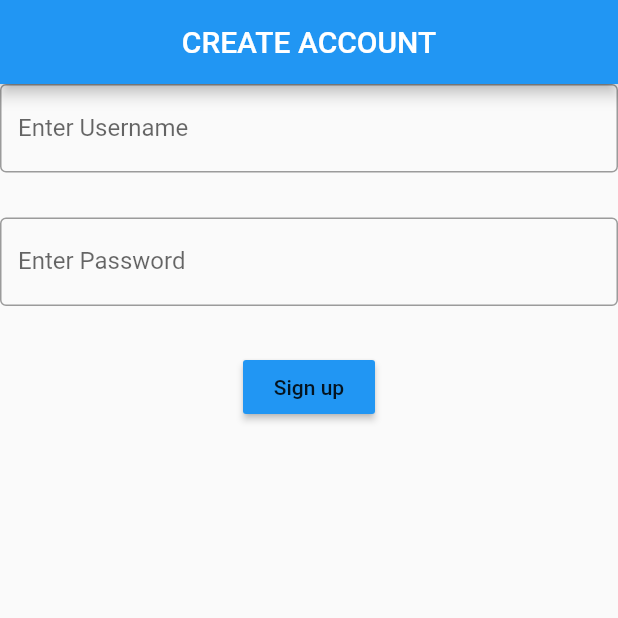
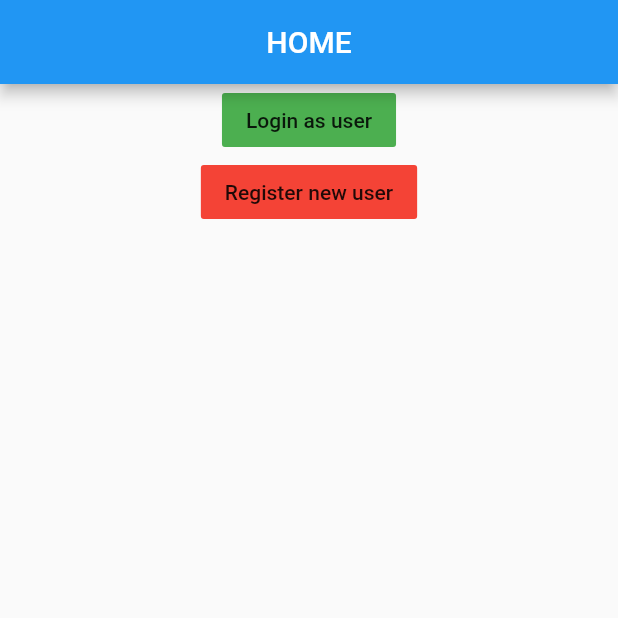
Before and after one commit to reshare-tech/Flutter_Signup, a Flutter app: the screen it shows after launch, on a phone screen of 412 x 824 dp, the top half of it. Run offline on Flutter 3.47's test engine with Material 2 defaults, Android fonts, the phone set to English and light mode, and no system bars; missing offline and left inert: dart:html.

Commit message:
Update main.dart

```diff
--- a/lib/main.dart
+++ b/lib/main.dart
@@ -1,6 +1,6 @@
-import 'dart:io';
-
+import 'dart:html';
 import 'package:flutter/material.dart';
+import 'package:flutter/widgets.dart';
 
 void main() {
   runApp(MyApp());
@@ -11,12 +11,89 @@ class MyApp extends StatelessWidget {
   @override
   Widget build(BuildContext context) {
     return MaterialApp(
-      home: RegisterationPage(),
+      initialRoute: "/",
       routes: <String, WidgetBuilder> {
-        "/Dashboard" : (context) => Dashboard()
+        "/": (context) => HomePage(),
+        "/Dashboard" : (context) => Dashboard(),
+        "/RegisterationPage": (context) => RegisterationPage(),
+        "/LoginPage": (context) => LoginPage(),
       }
     );
   }
+}
+class HomePage extends StatelessWidget{
+  @override
+  Widget build(BuildContext context) {
+    return Scaffold(
+      appBar: AppBar(title: Text("HOME"),
+      centerTitle: true,
+      ),
+      body: Center(
+        child: Column(
+          children: <Widget>[
+            FlatButton(
+              child: Text("Login as user"),
+              color: Colors.green,
+              onPressed: () { Navigator.pushNamed(context, "/LoginPage"); },
+              ),
+              FlatButton(
+                child: Text("Register new user"),
+                color: Colors.red,
+                onPressed: () { Navigator.pushNamed(context, "/RegisterationPage"); }
+                ),
+          ],
+          ) ,
+          )
+    );
+  }
+}
+
+class LoginPage extends StatelessWidget {
+  final _formKey = GlobalKey<FormState>();
+  @override
+  Widget build(BuildContext context) {
+  return Scaffold(
+    appBar: AppBar(title: Text("LOGIN"),
+    centerTitle: true),
+    body: Form(
+      key: _formKey,
+      child: Column(
+        children:<Widget> [
+          TextFormField(validator: (value) {
+            if(value.isEmpty) {
+              return "Please fill the required field";
+            } else return null;
+          },
+          decoration: InputDecoration(
+            labelText: "Enter your username",
+            border: OutlineInputBorder()
+          ),
+          ),
+          SizedBox(height: 30.0),
+            TextFormField(validator: (value) {
+            if(value.isEmpty) {
+              return "Please fill the required field";
+            } else return null;
+          },
+          obscureText: true,
+          decoration: InputDecoration(
+            labelText: "Enter your password",
+            border: OutlineInputBorder()
+          ),
+          ),
+          RaisedButton(child: Text("Login"),
+          color: Colors.amber,
+          onPressed: () {
+            if(_formKey.currentState.validate()) {
+              Navigator.pushNamed(context, "/Dashboard");
+            }
+          }
+          )
+        ],
+        ),
+    )
+  );
+}
 }
 
 class RegisterationPage extends StatelessWidget {
@@ -62,7 +139,7 @@ class RegisterationPage extends StatelessWidget {
               SizedBox(height: 30.0),
               RaisedButton(
                 child: Text("Sign up"),
-                color: Colors.blue,
+                color: Colors.amber,
                 onPressed:() {
                   if(_formKey.currentState.validate()) {
                     //on btn click take us to wecome/dashbord page
@@ -90,7 +167,7 @@ class Dashboard extends StatelessWidget {
       body: Center(
         child: RaisedButton(
           onPressed: () {
-            Navigator.pop(context);
+            Navigator.pushNamed(context, "/");
           },
           child: Text("Logout"),
           color: Colors.amber
```
